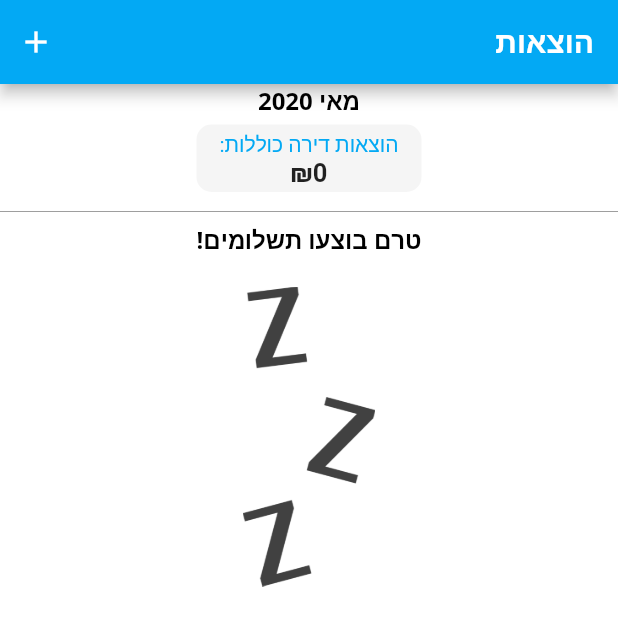
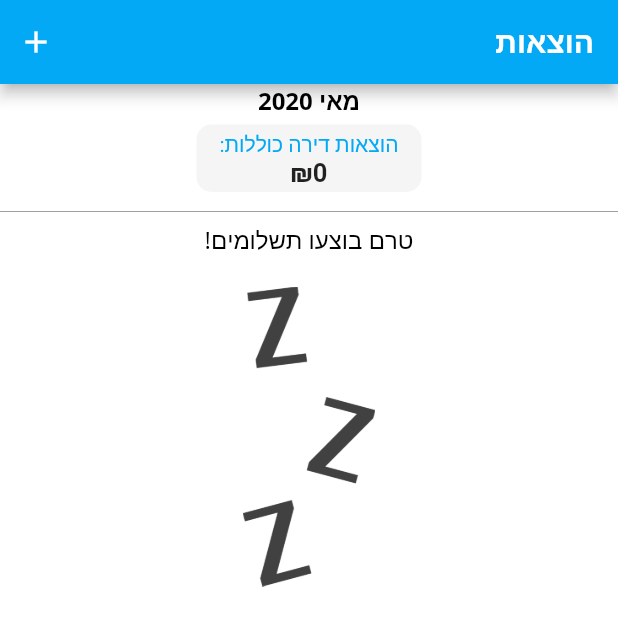
Before and after one commit to nagarcode/DiraNedira, a Flutter app: the screen it shows once a user with an empty profile is signed in, on a phone screen of 412 x 824 dp, the top half of it. Run offline on Flutter 3.47's test engine with Material 2 defaults, Android fonts, the phone set to English and light mode, and no system bars; our stand-ins replace cloud_firestore, firebase_auth, flutter_signin_button, google_sign_in, string_validator; missing offline and left inert: apple_sign_in, flutter_facebook_login; accounts and stored records are empty.

Commit message:
font refactoring

```diff
--- a/lib/home/account/new_shopping_item_form.dart
+++ b/lib/home/account/new_shopping_item_form.dart
@@ -4,7 +4,6 @@ import 'package:dira_nedira/common_widgets/platform_exception_alert_dialog.dart'
 import 'package:dira_nedira/home/account/apartment.dart';
 import 'package:dira_nedira/home/account/shopping_item.dart';
 import 'package:flutter/material.dart';
-import 'package:provider/provider.dart';
 import 'package:flutter/services.dart';
 
 class NewShoppingItemForm extends StatefulWidget {
--- a/lib/investments/chart.dart
+++ b/lib/investments/chart.dart
@@ -101,7 +101,7 @@ class Chart extends StatelessWidget {
           fit: BoxFit.contain,
           child: Text(
             user.disaplayName != null ? user.disaplayName : 'אנונימי',
-            style: theme.textTheme.title
+            style: theme.textTheme.headline6
                 .copyWith(fontSize: 12, color: Colors.black),
           ),
         ),
@@ -112,7 +112,7 @@ class Chart extends StatelessWidget {
         // SizedBox(height: 6),
         Text(
           'הוציא: ' + '₪' + userInvestmentSum[user.uid].toString(),
-          style: theme.textTheme.title.copyWith(fontSize: 13),
+          style: theme.textTheme.headline6.copyWith(fontSize: 13),
         ),
         // SizedBox(height: 6),
         if (userList.length > 1)
--- a/lib/investments/investments_list.dart
+++ b/lib/investments/investments_list.dart
@@ -29,7 +29,7 @@ class InvestmentsList extends StatelessWidget {
                 Center(
                   child: Text(
                     'טרם בוצעו תשלומים!',
-                    style: Theme.of(context).textTheme.title,
+                    style: Theme.of(context).textTheme.subtitle1,
                   ),
                 ),
                 SizedBox(
@@ -71,7 +71,7 @@ class InvestmentsList extends StatelessWidget {
                   ),
                   title: Text(
                     investments[index].title,
-                    style: Theme.of(context).textTheme.title,
+                    style: Theme.of(context).textTheme.headline6,
                   ),
                   subtitle:
                       Text(DateFormat.yMMMd().format(investments[index].date)),
--- a/lib/investments/investments_page.dart
+++ b/lib/investments/investments_page.dart
@@ -43,7 +43,7 @@ class InvestmentsPage extends StatelessWidget {
                 onPressed: () => Navigator.of(context).pop(),
                 child: Text(
                   'סיום',
-                  style: Theme.of(context).textTheme.title.copyWith(
+                  style: Theme.of(context).textTheme.subtitle1.copyWith(
                       color: Colors.white, fontWeight: FontWeight.normal),
                 ),
               )
@@ -82,7 +82,7 @@ class InvestmentsPage extends StatelessWidget {
             Center(
               child: Text(
                 currentMonthYear,
-                style: theme.textTheme.title,
+                style: theme.textTheme.headline6,
               ),
             ),
             // Expanded(
--- a/lib/main.dart
+++ b/lib/main.dart
@@ -37,29 +37,35 @@ class DiraNedira extends StatelessWidget {
           accentColor: Colors.amber[400],
           fontFamily: 'Quicksand',
           textTheme: ThemeData.light().textTheme.copyWith(
-              title: TextStyle(
+              subtitle1: TextStyle(
+                fontFamily: 'OpenSans',
+                fontSize: 16,
+                fontWeight: FontWeight.w500,
+                color: Colors.black,
+              ),
+              subtitle2: TextStyle(
+                fontFamily: 'OpenSans',
+                fontSize: 19,
+                color: Colors.lightBlue,
+                fontWeight: FontWeight.bold,
+              ),
+              caption: TextStyle(
+                color: Colors.grey,
+              ),
+              bodyText1: TextStyle(color: Colors.lightBlue),
+              headline6: TextStyle(
                 fontFamily: 'OpenSans',
                 fontSize: 16,
                 fontWeight: FontWeight.bold,
                 color: Colors.black,
               ),
-              subtitle: TextStyle(
-                color: Colors.grey,
-              ),
-              body2: TextStyle(color: Colors.lightBlue),
-              display1: TextStyle(
-                fontFamily: 'OpenSans',
-                fontSize: 19,
-                color: Colors.lightBlue,
-                fontWeight: FontWeight.bold,
-              ),
-              display2: TextStyle(
+              headline5: TextStyle(
                 fontFamily: 'OpenSans',
                 fontSize: 16,
                 fontWeight: FontWeight.bold,
                 color: Colors.lightBlue,
               ),
-              display3: TextStyle(
+              headline4: TextStyle(
                 fontFamily: 'OpenSans',
                 fontSize: 19,
                 fontWeight: FontWeight.bold,
@@ -68,7 +74,7 @@ class DiraNedira extends StatelessWidget {
               button: TextStyle(color: Colors.white)),
           appBarTheme: AppBarTheme(
             textTheme: ThemeData.light().textTheme.copyWith(
-                  title: TextStyle(
+                  headline6: TextStyle(
                     fontFamily: 'OpenSans',
                     fontSize: 20,
                     fontWeight: FontWeight.bold,
```
Also changed, not shown: lib/Months/months_page.dart (+6 -5 lines), lib/home/account/account_page.dart (+4 -4 lines), lib/home/account/shopping_list.dart (+11 -9 lines), pubspec.lock, 2 other files.
